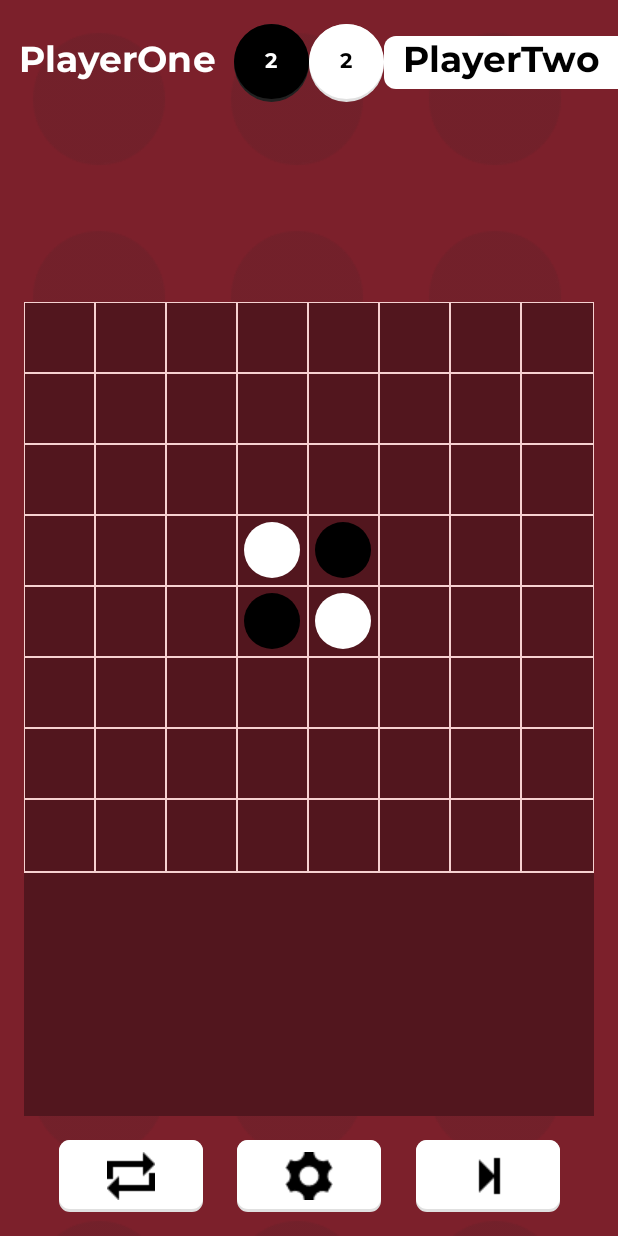
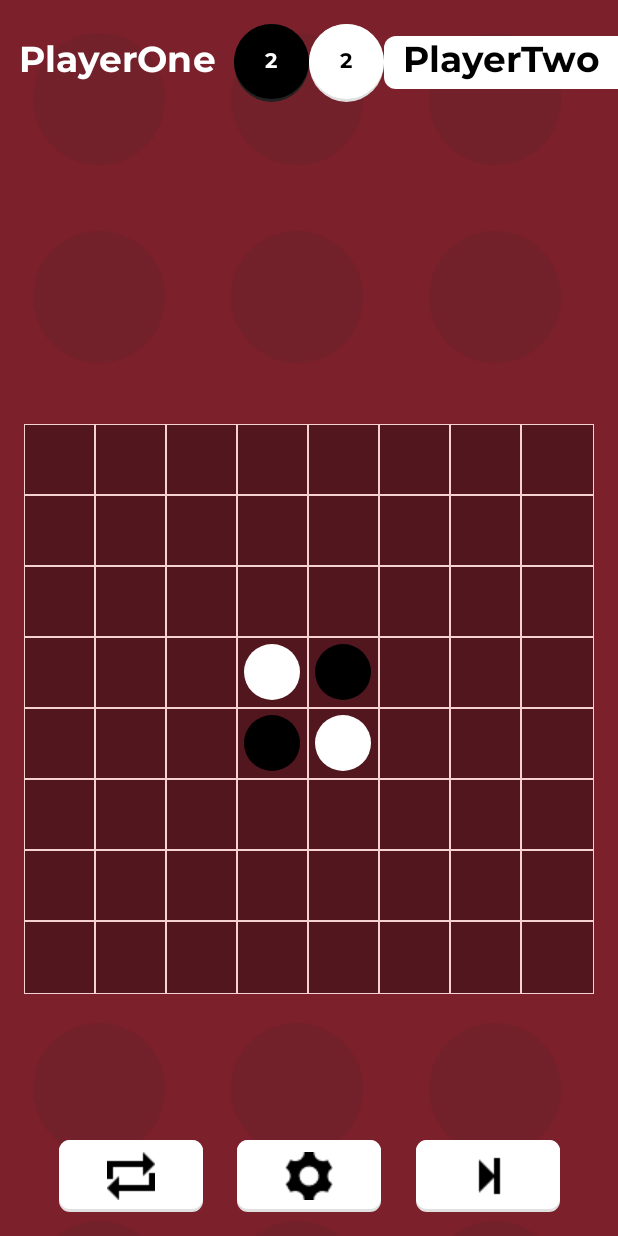
Before and after one commit to Filmaluco/ReversISEC, an Android app: the GamePhaseActivity screen opened directly, with no data from a screen before it, on a phone screen of 412 x 824 dp. Run offline under Robolectric (Android 15) with nearby library versions, the phone set to English and light mode, and no system bars; 1 statement that could not run was skipped.

Commit message:
Fixed: Fragment Aspect Ratio and Hided Online Play Button

```diff
--- a/ReverISEC/app/src/main/res/layout-land/activity_game_phase.xml
+++ b/ReverISEC/app/src/main/res/layout-land/activity_game_phase.xml
@@ -118,6 +118,7 @@
         android:layout_marginEnd="8dp"
         android:layout_marginBottom="16dp"
         app:layout_constraintBottom_toBottomOf="parent"
+        app:layout_constraintDimensionRatio="1:1"
         app:layout_constraintEnd_toStartOf="@+id/rightGuide"
         app:layout_constraintStart_toStartOf="@+id/leftGuide"
         app:layout_constraintTop_toTopOf="parent" />
--- a/ReverISEC/app/src/main/res/layout/activity_game_mode_selection.xml
+++ b/ReverISEC/app/src/main/res/layout/activity_game_mode_selection.xml
@@ -71,6 +71,7 @@
         android:textSize="24sp"/>
 
     <Button
+        android:visibility="gone"
         android:id="@+id/button3"
         android:layout_width="0dp"
         android:layout_height="wrap_content"
--- a/ReverISEC/app/src/main/res/layout/activity_game_phase.xml
+++ b/ReverISEC/app/src/main/res/layout/activity_game_phase.xml
@@ -163,6 +163,7 @@
         android:layout_marginEnd="16dp"
         android:layout_marginBottom="16dp"
         app:layout_constraintBottom_toTopOf="@+id/btnExtraMove"
+        app:layout_constraintDimensionRatio="1:1"
         app:layout_constraintEnd_toEndOf="parent"
         app:layout_constraintStart_toStartOf="parent"
         app:layout_constraintTop_toBottomOf="@+id/ivPlayerOneImage" />
```
